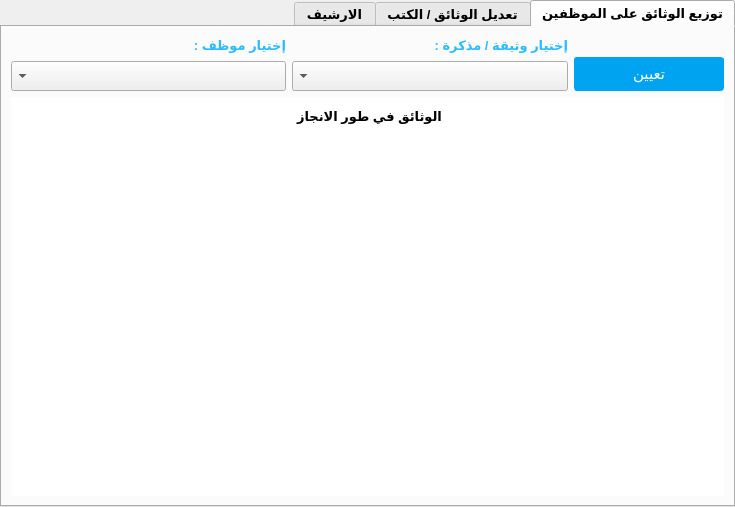
The window that tabwidgetdocuments.ui (ashraf-kx/maktaba-assistant) describes before a commit, drawn with Qt 5.
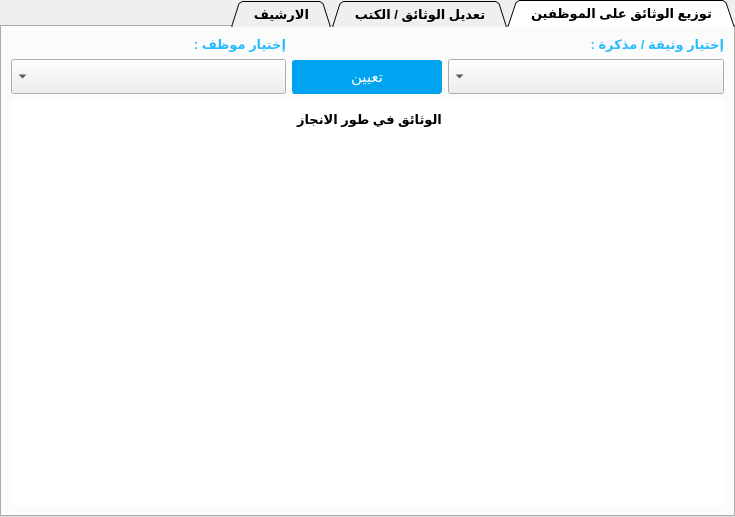
The same window after the commit. The open tabs and pages were chosen to show the change. Icons and pictures are not drawn.

What changed in the file:
```diff
--- a/tabwidgetdocuments.ui
+++ b/tabwidgetdocuments.ui
@@ -7,7 +7,7 @@
     <x>0</x>
     <y>0</y>
     <width>735</width>
-    <height>507</height>
+    <height>517</height>
    </rect>
   </property>
   <property name="font">
@@ -32,28 +32,94 @@
   <property name="tabPosition">
    <enum>QTabWidget::North</enum>
   </property>
+  <property name="tabShape">
+   <enum>QTabWidget::Triangular</enum>
+  </property>
   <property name="currentIndex">
    <number>1</number>
   </property>
   <property name="iconSize">
    <size>
-    <width>25</width>
-    <height>25</height>
+    <width>30</width>
+    <height>30</height>
    </size>
   </property>
+  <property name="usesScrollButtons">
+   <bool>true</bool>
+  </property>
   <widget class="QWidget" name="T_taskDistro">
    <attribute name="icon">
     <iconset resource="Icons.qrc">
      <normaloff>:/Icons/ic_insert_link_white_2x.png</normaloff>:/Icons/ic_insert_link_white_2x.png</iconset>
    </attribute>
    <attribute name="title">
-    <string>توزيع الوثائق على الموظفين</string>
+    <string>   توزيع الوثائق على الموظفين   </string>
    </attribute>
-   <layout class="QVBoxLayout" name="verticalLayout_9">
+   <layout class="QVBoxLayout" name="verticalLayout_3">
     <item>
      <layout class="QHBoxLayout" name="horizontalLayout">
+      <item>
+       <layout class="QVBoxLayout" name="verticalLayout_7">
+        <item>
+         <widget class="QLabel" name="label_2">
+          <property name="font">
+           <font>
+            <pointsize>10</pointsize>
+            <weight>75</weight>
+            <bold>true</bold>
+            <kerning>false</kerning>
+           </font>
+          </property>
+          <property name="styleSheet">
+           <string notr="true">color: rgb(42, 188, 255);</string>
+          </property>
+          <property name="text">
+           <string>إختيار وثيقة / مذكرة :</string>
+          </property>
+         </widget>
+        </item>
+        <item>
+         <widget class="QComboBox" name="CB_pickDoc">
+          <property name="enabled">
+           <bool>true</bool>
+          </property>
+          <property name="minimumSize">
+           <size>
+            <width>250</width>
+            <height>35</height>
+           </size>
+          </property>
+          <property name="maximumSize">
+           <size>
+            <width>16777215</width>
+            <height>35</height>
+           </size>
+          </property>
+          <property name="font">
+           <font>
+            <pointsize>10</pointsize>
+            <weight>75</weight>
+            <bold>true</bold>
+           </font>
+          </property>
+          <property name="cursor">
+           <cursorShape>PointingHandCursor</cursorShape>
+          </property>
+          <property name="layoutDirection">
+           <enum>Qt::RightToLeft</enum>
+          </property>
+          <property name="editable">
+           <bool>false</bool>
+          </property>
+         </widget>
+        </item>
+       </layout>
+      </item>
       <item>
        <layout class="QVBoxLayout" name="verticalLayout_8">
+        <property name="spacing">
+         <number>0</number>
+        </property>
         <item>
          <widget class="QLabel" name="label_3">
           <property name="font">
@@ -85,6 +151,12 @@
             <pointsize>-1</pointsize>
            </font>
           </property>
+          <property name="cursor">
+           <cursorShape>PointingHandCursor</cursorShape>
+          </property>
+          <property name="layoutDirection">
+           <enum>Qt::LeftToRight</enum>
+          </property>
           <property name="styleSheet">
            <string notr="true">QPushButton
 {
@@ -134,54 +206,6 @@
         </item>
        </layout>
       </item>
-      <item>
-       <layout class="QVBoxLayout" name="verticalLayout_7">
-        <item>
-         <widget class="QLabel" name="label_2">
-          <property name="font">
-           <font>
-            <pointsize>10</pointsize>
-            <weight>75</weight>
-            <bold>true</bold>
-            <kerning>false</kerning>
-           </font>
-          </property>
-          <property name="styleSheet">
-           <string notr="true">color: rgb(42, 188, 255);</string>
-          </property>
-          <property name="text">
-           <string>إختيار وثيقة / مذكرة :</string>
-          </property>
-         </widget>
-        </item>
-        <item>
-         <widget class="QComboBox" name="CB_pickDoc">
-          <property name="enabled">
-           <bool>true</bool>
-          </property>
-          <property name="minimumSize">
-           <size>
-            <width>250</width>
-            <height>30</height>
-           </size>
-          </property>
-          <property name="font">
-           <font>
-            <pointsize>10</pointsize>
-            <weight>75</weight>
-            <bold>true</bold>
-           </font>
-          </property>
-          <property name="layoutDirection">
-           <enum>Qt::RightToLeft</enum>
-          </property>
-          <property name="editable">
-           <bool>false</bool>
-          </property>
-         </widget>
-        </item>
-       </layout>
-      </item>
       <item>
        <layout class="QVBoxLayout" name="verticalLayout">
         <item>
@@ -207,7 +231,13 @@
           <property name="minimumSize">
            <size>
             <width>250</width>
-            <height>30</height>
+            <height>35</height>
+           </size>
+          </property>
+          <property name="maximumSize">
+           <size>
+            <width>16777215</width>
+            <height>35</height>
            </size>
           </property>
           <property name="font">
@@ -256,12 +286,18 @@
          <x>0</x>
          <y>0</y>
          <width>711</width>
-         <height>384</height>
+         <height>395</height>
         </rect>
        </property>
-       <layout class="QVBoxLayout" name="verticalLayout_3">
+       <layout class="QVBoxLayout" name="verticalLayout_2">
         <item>
          <widget class="QGroupBox" name="groupBox">
+          <property name="minimumSize">
+           <size>
+            <width>0</width>
+            <height>35</height>
+           </size>
+          </property>
           <property name="font">
            <font>
             <pointsize>10</pointsize>
@@ -273,16 +309,11 @@
            <string notr="true">background-color: rgb(255, 255, 255);</string>
           </property>
           <property name="title">
-           <string>الوثائق في طور الانجاز</string>
+           <string>   الوثائق في طور الانجاز   </string>
           </property>
           <property name="alignment">
            <set>Qt::AlignCenter</set>
           </property>
-          <layout class="QVBoxLayout" name="verticalLayout_2">
-           <property name="topMargin">
-            <number>15</number>
-           </property>
-          </layout>
          </widget>
         </item>
         <item>
@@ -306,7 +337,7 @@
   </widget>
   <widget class="QWidget" name="tab">
    <attribute name="title">
-    <string>تعديل الوثائق / الكتب</string>
+    <string>   تعديل الوثائق / الكتب   </string>
    </attribute>
    <layout class="QVBoxLayout" name="verticalLayout_12">
     <item>
@@ -1477,7 +1508,7 @@
      <normaloff>:/Icons/ic_archive_white_2x.png</normaloff>:/Icons/ic_archive_white_2x.png</iconset>
    </attribute>
    <attribute name="title">
-    <string>الارشيف</string>
+    <string>   الارشيف   </string>
    </attribute>
    <layout class="QVBoxLayout" name="verticalLayout_4">
     <item>
```
Left out of the diff: 63 changed lines with no effect on the pictures.
